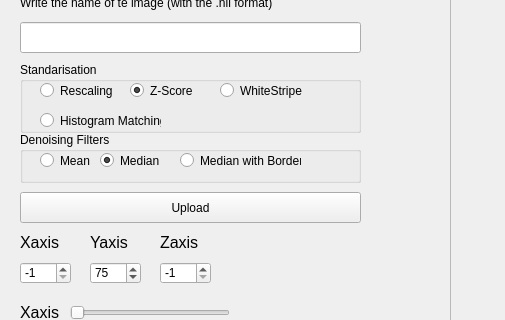
andrew921as/ImageProcess, file PruebasGUI.ui: the form before one commit; both pictures show x 0 to 505 and y 128 to 448 of the 1016 by 746 pixel window.
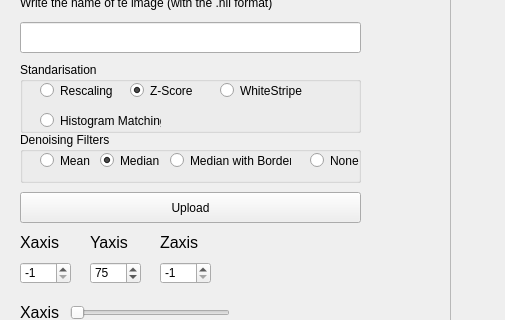
The form after the commit.

Commit message: Se hicieron cambios de botones

The edit to the form file:
```diff
--- a/PruebasGUI.ui
+++ b/PruebasGUI.ui
@@ -828,7 +828,7 @@
     <widget class="QRadioButton" name="medianBorderFilterRB">
      <property name="geometry">
       <rect>
-       <x>160</x>
+       <x>150</x>
        <y>20</y>
        <width>121</width>
        <height>17</height>
@@ -841,6 +841,19 @@
       <bool>false</bool>
      </property>
     </widget>
+    <widget class="QRadioButton" name="noneFilterRB">
+     <property name="geometry">
+      <rect>
+       <x>290</x>
+       <y>20</y>
+       <width>51</width>
+       <height>17</height>
+      </rect>
+     </property>
+     <property name="text">
+      <string>None</string>
+     </property>
+    </widget>
    </widget>
    <widget class="QPushButton" name="showHisButton">
     <property name="geometry">
```
The commit also changes 2 other files.
